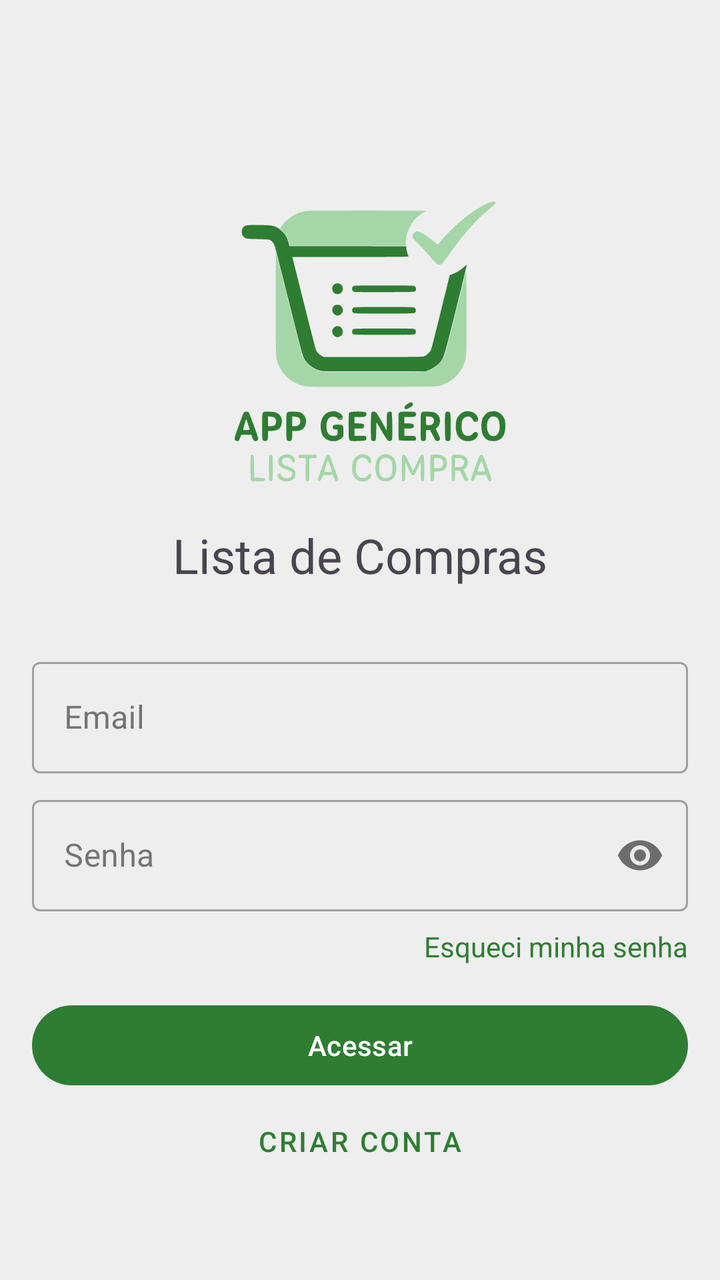
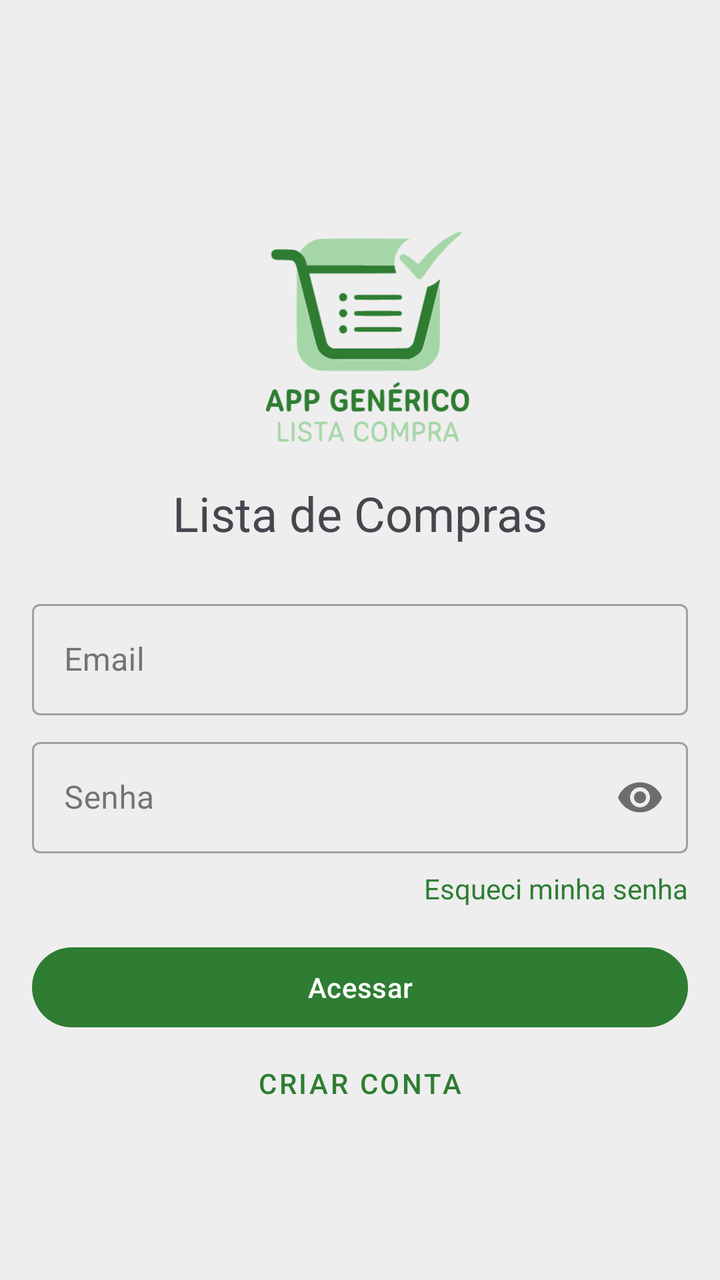

Before-and-after screenshots of an Android layout around one commit, followed by the original layout XML and the change that was made.
<!-- AndroidManifest.xml: application theme Theme.hypergenericlistforbuyingstuff -->
<!-- res/layout/activity_login.xml -->
<LinearLayout xmlns:android="http://schemas.android.com/apk/res/android"
    xmlns:app="http://schemas.android.com/apk/res-auto"
    android:layout_width="match_parent"
    android:layout_height="match_parent"
    android:orientation="vertical"
    android:gravity="center"
    android:padding="16dp">

    <ImageView
        android:layout_width="200dp"
        android:layout_height="200dp"
        android:src="@drawable/appgenlistacompralogo"
        android:layout_marginBottom="16dp"
        android:contentDescription="logo" />

    <TextView
        android:layout_width="wrap_content"
        android:layout_height="wrap_content"
        android:text="Lista de Compras"
        android:textSize="24sp"
        android:layout_marginBottom="32dp" />

    <com.google.android.material.textfield.TextInputLayout
        android:layout_width="match_parent"
        android:layout_height="wrap_content"
        style="@style/Widget.MaterialComponents.TextInputLayout.OutlinedBox">

        <com.google.android.material.textfield.TextInputEditText
            android:id="@+id/editTextEmail"
            android:layout_width="match_parent"
            android:layout_height="wrap_content"
            android:hint="Email"
            android:inputType="textEmailAddress" />
    </com.google.android.material.textfield.TextInputLayout>

    <com.google.android.material.textfield.TextInputLayout
        android:layout_width="match_parent"
        android:layout_height="wrap_content"
        android:layout_marginTop="8dp"
        app:passwordToggleEnabled="true"
        style="@style/Widget.MaterialComponents.TextInputLayout.OutlinedBox">

        <com.google.android.material.textfield.TextInputEditText
            android:id="@+id/editTextPassword"
            android:layout_width="match_parent"
            android:layout_height="wrap_content"
            android:hint="Senha"
            android:inputType="textPassword" />
    </com.google.android.material.textfield.TextInputLayout>

    <TextView
        android:id="@+id/textViewForgotPassword"
        android:layout_width="wrap_content"
        android:layout_height="wrap_content"
        android:layout_marginTop="8dp"
        android:layout_gravity="end"
        android:text="Esqueci minha senha"
        android:textColor="?attr/colorPrimary"
        android:clickable="true"
        android:focusable="true" />

    <Button
        android:id="@+id/buttonLogin"
        android:layout_width="match_parent"
        android:layout_height="wrap_content"
        android:layout_marginTop="16dp"
        android:text="Acessar" />

    <Button
        android:id="@+id/buttonRegister"
        android:layout_width="match_parent"
        android:layout_height="wrap_content"
        style="@style/Widget.MaterialComponents.Button.TextButton"
        android:text="Criar Conta" />
</LinearLayout>
<!-- resources referenced by this layout -->
<resources>
  <!-- drawable appgenlistacompralogo: vector/xml drawable (drawable, 16764 chars, omitted) -->
  <style name="Theme.hypergenericlistforbuyingstuff" parent="Theme.Material3.DayNight.NoActionBar">
  
          <item name="colorPrimary">#2E7D32</item>
          <item name="colorOnPrimary">#FFFFFF</item>
  
          <item name="colorPrimaryContainer">#81C784</item>
          <item name="colorOnPrimaryContainer">#1B5E20</item>
  
          <item name="colorSecondary">#BDBDBD</item>
          <item name="colorOnSecondary">#212121</item>
  
          <item name="colorSecondaryContainer">#F5F5F5</item>
          <item name="colorOnSecondaryContainer">#616161</item>
  
          <item name="android:colorBackground">#EEEEEE</item>
          <item name="colorOnBackground">#212121</item>
          <item name="colorSurface">#FFFFFF</item>
  
          <item name="colorOnSurface">#212121</item>
  
          <item name="android:statusBarColor">?attr/colorPrimary</item>
      </style>
</resources>

<!-- the commit's change to res/layout/activity_login.xml (unified diff, before → after) -->
@@ -1,75 +1,82 @@
-<LinearLayout xmlns:android="http://schemas.android.com/apk/res/android"
+<?xml version="1.0" encoding="utf-8"?>
+<ScrollView xmlns:android="http://schemas.android.com/apk/res/android"
     xmlns:app="http://schemas.android.com/apk/res-auto"
     android:layout_width="match_parent"
     android:layout_height="match_parent"
-    android:orientation="vertical"
-    android:gravity="center"
-    android:padding="16dp">
+    android:fillViewport="true">
 
-    <ImageView
-        android:layout_width="200dp"
-        android:layout_height="200dp"
-        android:src="@drawable/appgenlistacompralogo"
-        android:layout_marginBottom="16dp"
-        android:contentDescription="logo" />
-
-    <TextView
-        android:layout_width="wrap_content"
-        android:layout_height="wrap_content"
-        android:text="Lista de Compras"
-        android:textSize="24sp"
-        android:layout_marginBottom="32dp" />
-
-    <com.google.android.material.textfield.TextInputLayout
+    <LinearLayout
         android:layout_width="match_parent"
         android:layout_height="wrap_content"
-        style="@style/Widget.MaterialComponents.TextInputLayout.OutlinedBox">
+        android:gravity="center"
+        android:orientation="vertical"
+        android:padding="16dp">
 
-        <com.google.android.material.textfield.TextInputEditText
-            android:id="@+id/editTextEmail"
+        <ImageView
+            android:layout_width="150dp"
+            android:layout_height="150dp"
+            android:contentDescription="logo"
+            android:layout_marginBottom="16dp"
+            android:src="@drawable/appgenlistacompralogo" />
+
+        <TextView
+            android:layout_width="wrap_content"
+            android:layout_height="wrap_content"
+            android:layout_marginBottom="24dp"
+            android:text="@string/lista_de_compras"
+            android:textSize="24sp" />
+
+        <com.google.android.material.textfield.TextInputLayout
+            style="@style/Widget.MaterialComponents.TextInputLayout.OutlinedBox"
+            android:layout_width="match_parent"
+            android:layout_height="wrap_content">
+
+            <com.google.android.material.textfield.TextInputEditText
+                android:id="@+id/editTextEmail"
+                android:layout_width="match_parent"
+                android:layout_height="wrap_content"
+                android:hint="@string/email"
+                android:inputType="textEmailAddress" />
+        </com.google.android.material.textfield.TextInputLayout>
+
+        <com.google.android.material.textfield.TextInputLayout
+            style="@style/Widget.MaterialComponents.TextInputLayout.OutlinedBox"
             android:layout_width="match_parent"
             android:layout_height="wrap_content"
-            android:hint="Email"
-            android:inputType="textEmailAddress" />
-    </com.google.android.material.textfield.TextInputLayout>
+            android:layout_marginTop="8dp"
+            app:passwordToggleEnabled="true">
 
-    <com.google.android.material.textfield.TextInputLayout
-        android:layout_width="match_parent"
-        android:layout_height="wrap_content"
-        android:layout_marginTop="8dp"
-        app:passwordToggleEnabled="true"
-        style="@style/Widget.MaterialComponents.TextInputLayout.OutlinedBox">
+            <com.google.android.material.textfield.TextInputEditText
+                android:id="@+id/editTextPassword"
+                android:layout_width="match_parent"
+                android:layout_height="wrap_content"
+                android:hint="@string/senha"
+                android:inputType="textPassword" />
+        </com.google.android.material.textfield.TextInputLayout>
 
-        <com.google.android.material.textfield.TextInputEditText
-            android:id="@+id/editTextPassword"
+        <TextView
+            android:id="@+id/textViewForgotPassword"
+            android:layout_width="wrap_content"
+            android:layout_height="wrap_content"
+            android:layout_gravity="end"
+            android:layout_marginTop="8dp"
+            android:clickable="true"
+            android:focusable="true"
+            android:text="@string/esqueci_minha_senha"
+            android:textColor="?attr/colorPrimary" />
+
+        <Button
+            android:id="@+id/buttonLogin"
             android:layout_width="match_parent"
             android:layout_height="wrap_content"
-            android:hint="Senha"
-            android:inputType="textPassword" />
-    </com.google.android.material.textfield.TextInputLayout>
+            android:layout_marginTop="16dp"
+            android:text="@string/acessar" />
 
-    <TextView
-        android:id="@+id/textViewForgotPassword"
-        android:layout_width="wrap_content"
-        android:layout_height="wrap_content"
-        android:layout_marginTop="8dp"
-        android:layout_gravity="end"
-        android:text="Esqueci minha senha"
-        android:textColor="?attr/colorPrimary"
-        android:clickable="true"
-        android:focusable="true" />
-
-    <Button
-        android:id="@+id/buttonLogin"
-        android:layout_width="match_parent"
-        android:layout_height="wrap_content"
-        android:layout_marginTop="16dp"
-        android:text="Acessar" />
-
-    <Button
-        android:id="@+id/buttonRegister"
-        android:layout_width="match_parent"
-        android:layout_height="wrap_content"
-        style="@style/Widget.MaterialComponents.Button.TextButton"
-        android:text="Criar Conta" />
-</LinearLayout>
+        <Button
+            android:id="@+id/buttonRegister"
+            style="@style/Widget.MaterialComponents.Button.TextButton"
+            android:layout_width="match_parent"
+            android:layout_height="wrap_content"
+            android:text="@string/criar_conta" />
+    </LinearLayout>
+</ScrollView>
<!-- resource entries referenced after the edit -->
@@ -1,6 +1,12 @@
 <!-- resources referenced by this layout -->
 <resources>
   <!-- drawable appgenlistacompralogo: vector/xml drawable (drawable, 16764 chars, omitted) -->
+  <string name="acessar">Acessar</string>
+  <string name="criar_conta">Criar Conta</string>
+  <string name="email">Email</string>
+  <string name="esqueci_minha_senha">Esqueci minha senha</string>
+  <string name="lista_de_compras">Lista de Compras</string>
+  <string name="senha">Senha</string>
   <style name="Theme.hypergenericlistforbuyingstuff" parent="Theme.Material3.DayNight.NoActionBar">
   
           <item name="colorPrimary">#2E7D32</item>
